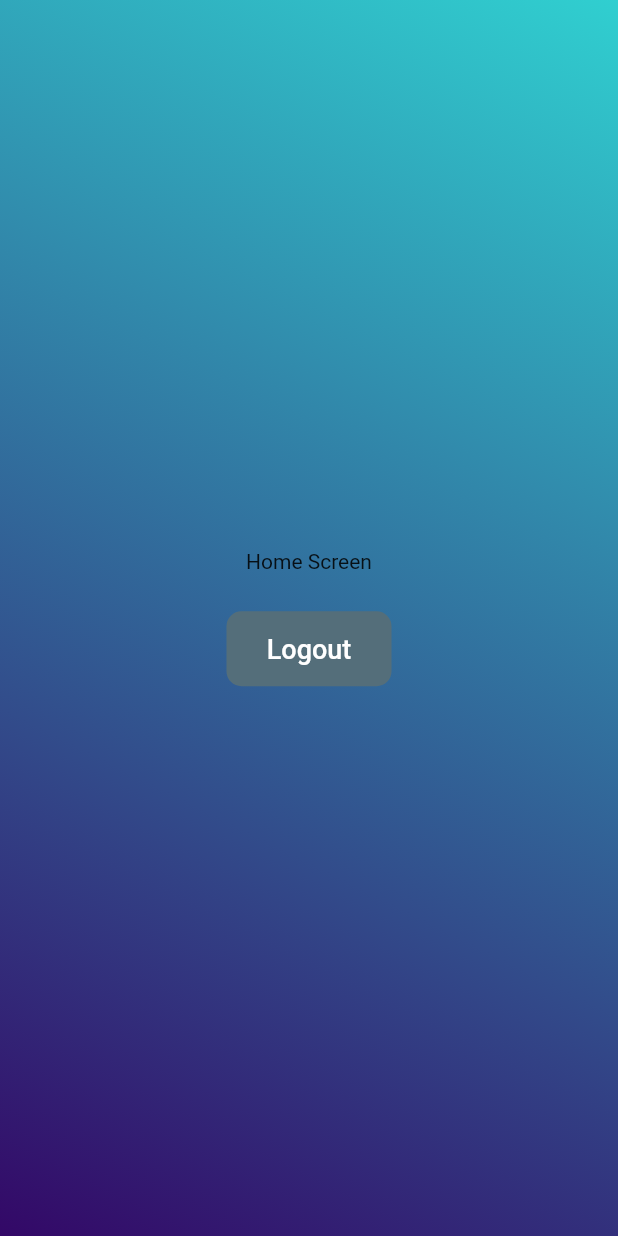
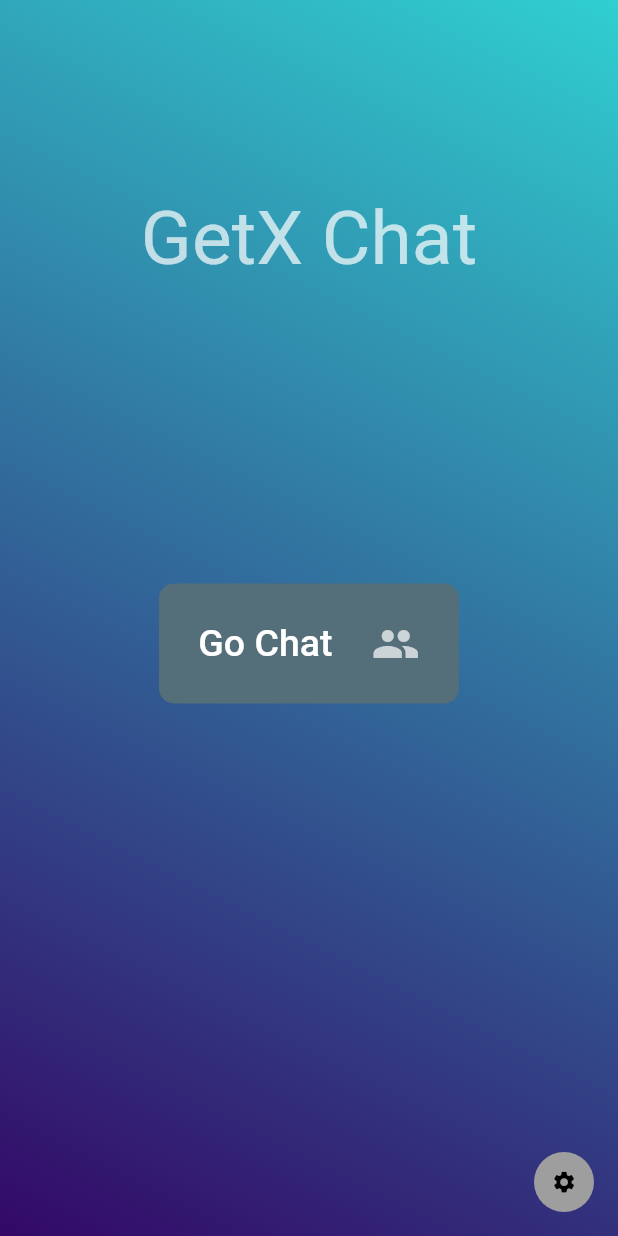
Before and after one commit to Jakoo13/ChatApp, a Flutter app: the screen it shows once a user with an empty profile is signed in, on a phone screen of 412 x 824 dp. Run offline on Flutter 3.47's test engine with Material 2 defaults, Android fonts, the phone set to English and light mode, and no system bars; our stand-ins replace firebase_auth, firebase_core, get; accounts and stored records are empty.

Commit message:
Scaffold of Home, Chat, and Settings Screens

```diff
--- a/lib/screens/auth/signIn.dart
+++ b/lib/screens/auth/signIn.dart
@@ -64,7 +64,7 @@ class _SignInState extends State<SignIn> {
                             Radius.circular(10),
                           ),
                         ),
-                        labelText: "Username",
+                        labelText: "Email",
                         hintStyle: const TextStyle(
                           color: Colors.white54,
                         ),
--- a/lib/screens/home/home_screen.dart
+++ b/lib/screens/home/home_screen.dart
@@ -1,5 +1,8 @@
 import 'package:flutter/material.dart';
+import 'package:get/get.dart';
 import 'package:get_chat/screens/auth/auth_controller.dart';
+import 'package:get_chat/screens/chat/main_chat.dart';
+import 'package:get_chat/screens/settings/settings.dart';
 
 class HomeScreen extends StatelessWidget {
   const HomeScreen({Key? key}) : super(key: key);
@@ -19,33 +22,53 @@ class HomeScreen extends StatelessWidget {
           ),
         ),
         child: Align(
-          alignment: Alignment.center,
+          alignment: Alignment.topCenter,
           child: Column(
-            mainAxisAlignment: MainAxisAlignment.center,
+            mainAxisAlignment: MainAxisAlignment.start,
             children: [
-              const Text('Home Screen'),
-              // SIGN OUT BUTTON
+              //TITLE
+              const Padding(
+                padding: EdgeInsets.only(top: 130.0),
+                child: Text(
+                  'GetX Chat',
+                  style: TextStyle(
+                    color: Colors.white70,
+                    fontSize: 50,
+                  ),
+                ),
+              ),
+              // CHAT SCREEN BUTTON
               InkWell(
                 onTap: () {
-                  AuthController.authInstance.signOut();
+                  Get.to(const MainChat());
                 },
                 child: Container(
-                  margin: const EdgeInsets.only(top: 25),
-                  height: 50,
-                  width: 110,
+                  margin: const EdgeInsets.only(top: 200),
+                  height: 80,
+                  width: 200,
                   decoration: BoxDecoration(
                     color: Colors.blueGrey[600],
                     borderRadius: BorderRadius.circular(10),
                   ),
-                  child: const Center(
-                    child: Text(
-                      "Logout",
-                      style: TextStyle(
-                        color: Colors.white,
-                        fontWeight: FontWeight.w500,
-                        fontSize: 18,
-                      ),
-                      textAlign: TextAlign.center,
+                  child: Center(
+                    child: Row(
+                      mainAxisAlignment: MainAxisAlignment.spaceEvenly,
+                      children: const [
+                        Text(
+                          "Go Chat",
+                          style: TextStyle(
+                            color: Colors.white,
+                            fontWeight: FontWeight.w500,
+                            fontSize: 25,
+                          ),
+                          textAlign: TextAlign.center,
+                        ),
+                        Icon(
+                          Icons.people,
+                          color: Colors.white70,
+                          size: 32,
+                        ),
+                      ],
                     ),
                   ),
                 ),
@@ -54,6 +77,23 @@ class HomeScreen extends StatelessWidget {
           ),
         ),
       ),
+      floatingActionButton: SizedBox(
+        height: 40,
+        width: 40,
+        child: FittedBox(
+          child: FloatingActionButton(
+            backgroundColor: Colors.grey,
+            elevation: 0,
+            child: const Icon(
+              Icons.settings,
+              color: Colors.black,
+            ),
+            onPressed: () {
+              Get.to(() => const Settings());
+            },
+          ),
+        ),
+      ),
     );
   }
 }
```
Also changed, not shown: lib/screens/chat/main_chat.dart (added, +67 -0 lines), lib/screens/settings/settings.dart (added, +96 -0 lines).
